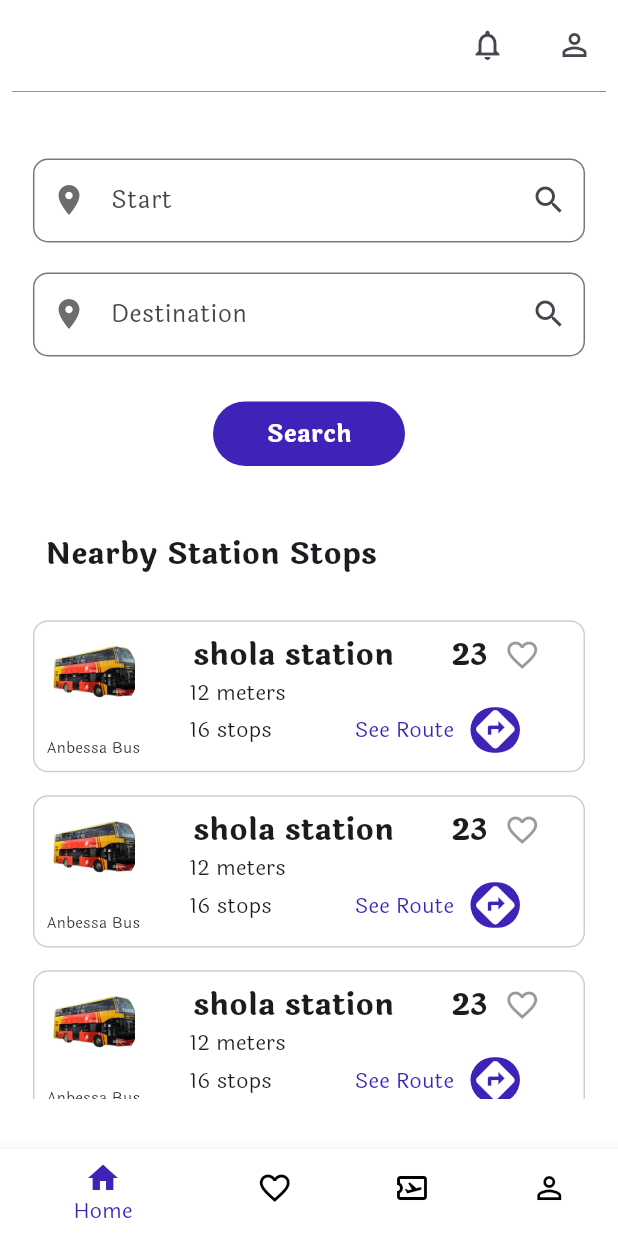
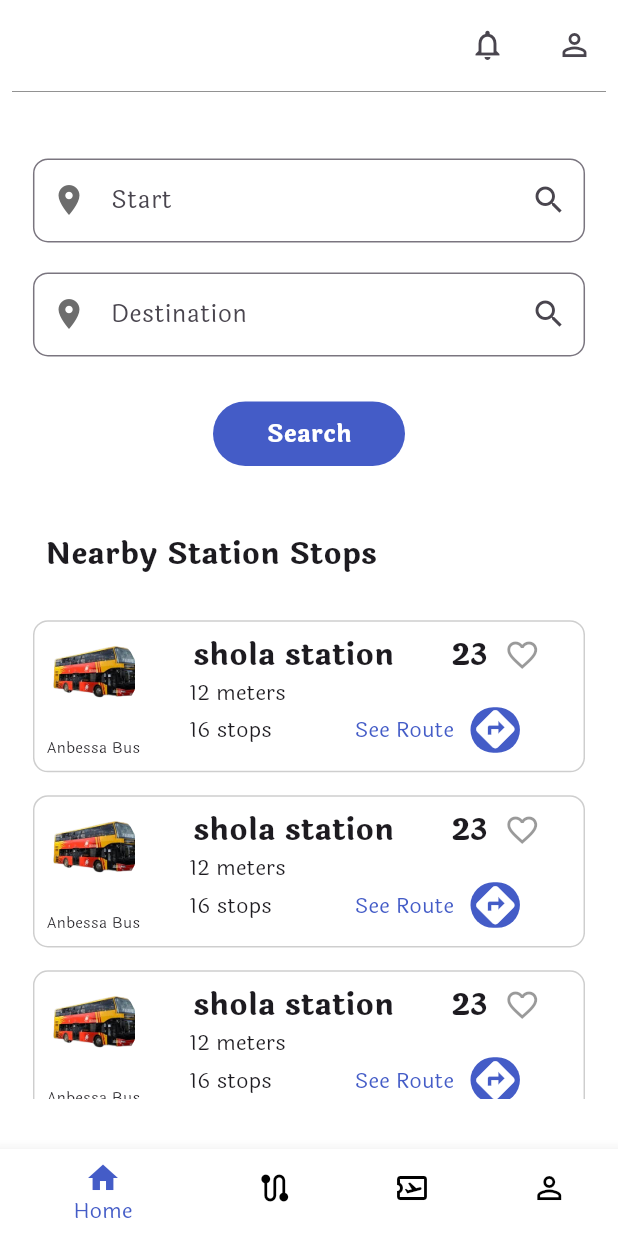
Before and after one commit to Transit-Track/TransitTrack, a Flutter app: the HomePage screen opened by its route, on a phone screen of 412 x 824 dp. Run offline on Flutter 3.47's test engine with Material 3 defaults, Android fonts, the light colour scheme and no system bars; our stand-ins replace dartz, equatable, firebase_auth, firebase_core, flutter_bloc, flutter_otp_text_field and 11 more; missing offline and left inert: flutter_polyline_points; accounts and stored records are empty.

Commit message:
Adject core fucntionalities

```diff
--- a/mobile/user/lib/core/routes/route_path.dart
+++ b/mobile/user/lib/core/routes/route_path.dart
@@ -8,8 +8,9 @@ class AppPath {
   static const changePassword = '/changePassword';
   static const notification = '/notification';
   static const profile = '/profile';
-  static const favorite = '/favorite';
+  static const my_route = '/my_route';
   static const ticket = '/ticket';
   static const test = '/test';
   static const realTimeVehicleTracking = '/realTimeVehicleTracking';
+  static const payment = '/payment';
 }
--- a/mobile/user/lib/core/routes/router_config.dart
+++ b/mobile/user/lib/core/routes/router_config.dart
@@ -6,18 +6,20 @@ import 'package:transittrack/features/authentication/presentation/pages/login_pa
 import 'package:transittrack/features/authentication/presentation/pages/forget_password_page.dart';
 import 'package:transittrack/features/authentication/presentation/pages/otp_verification_page.dart';
 import 'package:transittrack/features/authentication/presentation/pages/signup_page.dart';
-import 'package:transittrack/features/favorite/presentation/pages/favorite_page.dart';
+import 'package:transittrack/features/my_route/presentation/pages/my_route.dart';
 import 'package:transittrack/features/home/presentation/pages/home_page.dart';
 import 'package:transittrack/features/home/presentation/pages/real_time_vehicle_tracking_page.dart';
 import 'package:transittrack/features/home/presentation/pages/test.dart';
 import 'package:transittrack/features/notification/presentation/pages/notification_page.dart';
 import 'package:transittrack/features/onboarding/presentation/pages/onboarding_page.dart';
 import 'package:transittrack/features/profile/presentation/pages/profile_page.dart';
+import 'package:transittrack/features/tickets/presentation/pages/payment_page.dart';
 import 'package:transittrack/features/tickets/presentation/pages/ticket_page.dart';
 
 class AppRouter {
-  static final GoRouter router =
-      GoRouter(initialLocation: AppPath.home, routes: <GoRoute>[
+  static final GoRouter router = GoRouter(
+      initialLocation: AppPath.realTimeVehicleTracking,
+      routes: <GoRoute>[
         GoRoute(
             path: AppPath.onboarding,
             name: AppPath.onboarding,
@@ -79,22 +81,28 @@ class AppRouter {
               return const TicketPage();
             }),
         GoRoute(
-        path: AppPath.favorite,
-        name: AppPath.favorite,
+            path: AppPath.my_route,
+            name: AppPath.my_route,
             builder: (BuildContext context, GoRouterState state) {
-          return const FavoritePage();
+              return const MyRoute();
             }),
         GoRoute(
             path: AppPath.test,
             name: AppPath.test,
             builder: (BuildContext context, GoRouterState state) {
-          return const TestPage();
+              return const Test();
             }),
         GoRoute(
             path: AppPath.realTimeVehicleTracking,
             name: AppPath.realTimeVehicleTracking,
             builder: (BuildContext context, GoRouterState state) {
               return const RealTimeVehicleTrackingPage();
+            }),
+        GoRoute(
+            path: AppPath.payment,
+            name: AppPath.payment,
+            builder: (BuildContext context, GoRouterState state) {
+              return const PaymentPage();
             })
       ]);
 }
--- a/mobile/user/lib/core/theme.dart
+++ b/mobile/user/lib/core/theme.dart
@@ -1,13 +1,13 @@
 import 'package:flutter/material.dart';
 
 ThemeData transittrack = ThemeData(
-    // define primary color
-    primaryColor: Color.fromRGBO(63, 35, 185, 1),
+  // define primary color
+  primaryColor: Color.fromRGBO(63, 35, 185, 1),
+);
 
-    );
-
-Color secondary = Color.fromRGBO(109, 109, 109, 1);
-Color black = Color.fromRGBO(0, 0, 0, 1);
-Color white = Color.fromRGBO(255, 255, 255, 1);
-Color primary = Color.fromRGBO(63, 35, 185, 1);
-Color danger = Color.fromRGBO(220, 0, 0, 1);
+const Color secondary = Color.fromRGBO(109, 109, 109, 1);
+const Color black = Color.fromRGBO(0, 0, 0, 1);
+const Color white = Color.fromRGBO(255, 255, 255, 1);
+const Color primary = Color.fromRGBO(61, 86, 197, 0.965);
+const Color danger = Color.fromRGBO(220, 0, 0, 1);
+const Color success = Color.fromRGBO(10, 167, 36, 1);
--- a/mobile/user/lib/core/widgets/button_widget.dart
+++ b/mobile/user/lib/core/widgets/button_widget.dart
@@ -5,27 +5,35 @@ class ButtonWidget extends StatelessWidget {
   final BuildContext context;
   final String text;
   final VoidCallback onClick;
-  const ButtonWidget({
-    super.key,
-    required this.context,
-    required this.text,
-    required this.onClick
-  });
+  final Color color;
+  final double width;
+  final double height;
+
+  const ButtonWidget(
+      {super.key,
+      required this.context,
+      required this.text,
+      required this.onClick,
+      this.color = primary,
+      this.width = 128,
+      this.height = 43
+      });
 
   @override
   Widget build(BuildContext context) {
     return GestureDetector(
       onTap: onClick,
       child: Container(
-        height: 43,
-        width: 128,
+        height: height,
+        width: width,
         decoration: BoxDecoration(
-            color:primary,
+            color: color,
             borderRadius: const BorderRadius.all(Radius.circular(100))),
         child: Center(
             child: Text(
           text,
-          style: const TextStyle(color: Colors.white, fontSize: 16, fontWeight: FontWeight.bold),
+          style: const TextStyle(
+              color: Colors.white, fontSize: 16, fontWeight: FontWeight.bold),
         )),
       ),
     );
--- a/mobile/user/lib/core/widgets/custom_navbar_widget.dart
+++ b/mobile/user/lib/core/widgets/custom_navbar_widget.dart
@@ -17,7 +17,7 @@ class _CustomNavbarWidgetState extends State<CustomNavbarWidget> {
   Widget build(BuildContext context) {
     List<Function> pages = [
       () => (context).goNamed(AppPath.home),
-      () => (context).goNamed(AppPath.favorite),
+      () => (context).goNamed(AppPath.my_route),
       () => (context).goNamed(AppPath.ticket),
       () => (context).goNamed(AppPath.profile),
     ];
@@ -28,8 +28,9 @@ class _CustomNavbarWidgetState extends State<CustomNavbarWidget> {
           _currentIndex = newIndex;
         });
         pages[newIndex]();
+        setState(() {});
       },
-      items: [
+      items: const [
         BottomNavigationBarItem(
             activeIcon: Icon(Icons.home, color: primary),
             icon: Icon(
@@ -40,13 +41,13 @@ class _CustomNavbarWidgetState extends State<CustomNavbarWidget> {
             tooltip: 'Home',
             backgroundColor: white),
         BottomNavigationBarItem(
-          activeIcon: Icon(Icons.favorite, color: primary),
+          activeIcon: Icon(Icons.route, color: primary),
           icon: Icon(
-            Icons.favorite_outline,
+            Icons.route,
             color: black,
           ),
-          label: 'Favorite',
-          tooltip: 'Favorite',
+          label: 'My Route',
+          tooltip: 'My Route',
         ),
         BottomNavigationBarItem(
           activeIcon: Icon(Icons.airplane_ticket, color: primary),
```
Also changed, not shown: mobile/user/lib/core/utils/validation.dart (+9 -8 lines), mobile/user/lib/features/authentication/presentation/widget/input_field_widget.dart (+9 -9 lines), mobile/user/lib/features/favorite/presentation/pages/favorite_page.dart (deleted, +0 -27 lines). Lines whose indentation alone changed are shown as unchanged.
